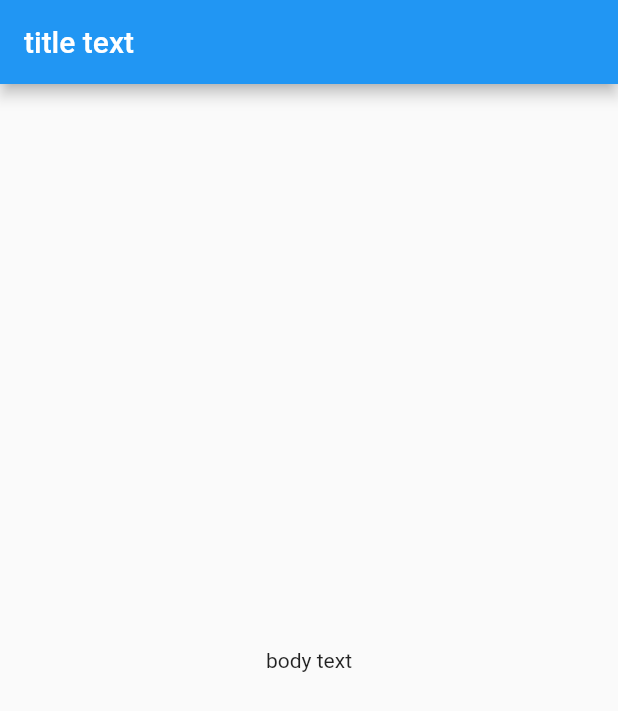
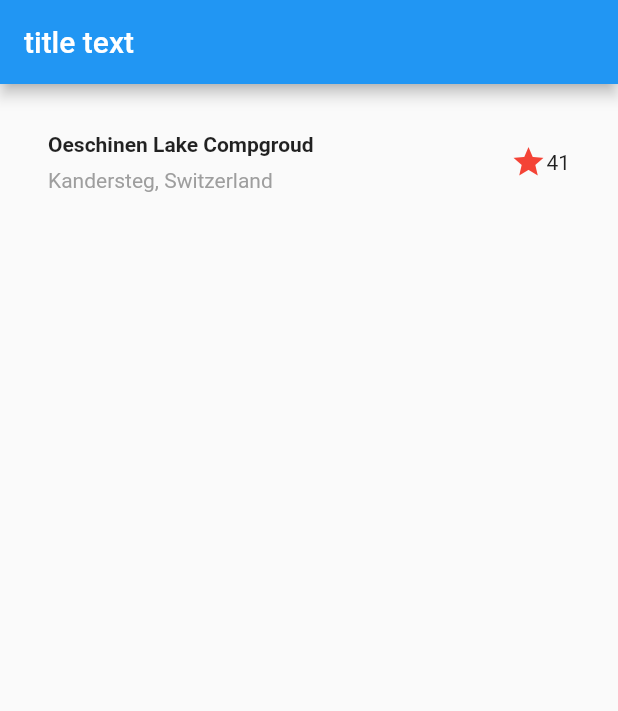
Before and after one commit to lynn8570/flutter_hello, a Flutter app: the screen it shows after launch, on a phone screen of 412 x 824 dp. Shown: the top 711 px of the screen. Run offline on Flutter 3.47's test engine with Material 2 defaults, Android fonts, the light colour scheme and no system bars.

Commit message:
添加第一栏

```diff
--- a/lib/main.dart
+++ b/lib/main.dart
@@ -3,17 +3,57 @@
 void main() => runApp(MyApp());
 
 class MyApp extends StatelessWidget {
+  Widget titleSection = Container(
+    padding: const EdgeInsets.all(32),
+    child: Row(
+      children: <Widget>[
+        Expanded(
+          //占据剩余空间
+          child: Column(
+            crossAxisAlignment: CrossAxisAlignment.start,
+            children: [
+              Container(
+                padding: const EdgeInsets.only(bottom: 8),
+                child: Text(
+                  'Oeschinen Lake Compgroud',
+                  style: TextStyle(
+                    fontWeight: FontWeight.bold,
+                  ),
+                ),
+              ),
+              Text(
+                'Kandersteg, Switzerland',
+                style: TextStyle(
+                  color: Colors.grey[500],
+                ),
+              )
+            ],
+          ),
+        ),
+        Icon(
+          Icons.star,
+          color: Colors.red[500],
+        ),
+        Text('41'),
+      ],
+    ),
+  );
+
   // This widget is the root of your application.
   @override
   Widget build(BuildContext context) {
     return MaterialApp(
+//      debugShowMaterialGrid: true,
+
       title: 'Flutter Demo Test',
-      home:Scaffold(
+      home: Scaffold(
         appBar: AppBar(
-          title:Text("title text"),
+          title: Text("title text"),
         ),
-        body: Center(
-          child: Text("body text"),
+        body: Column(
+          children: <Widget>[
+            titleSection,
+          ],
         ),
       ),
     );
```
